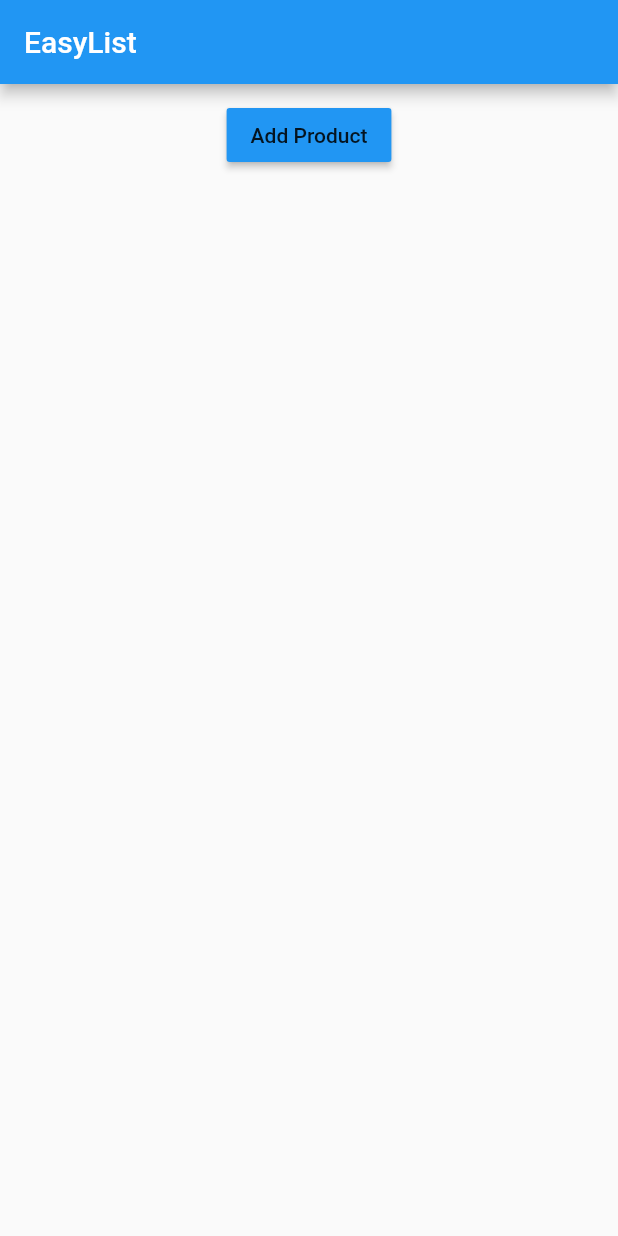
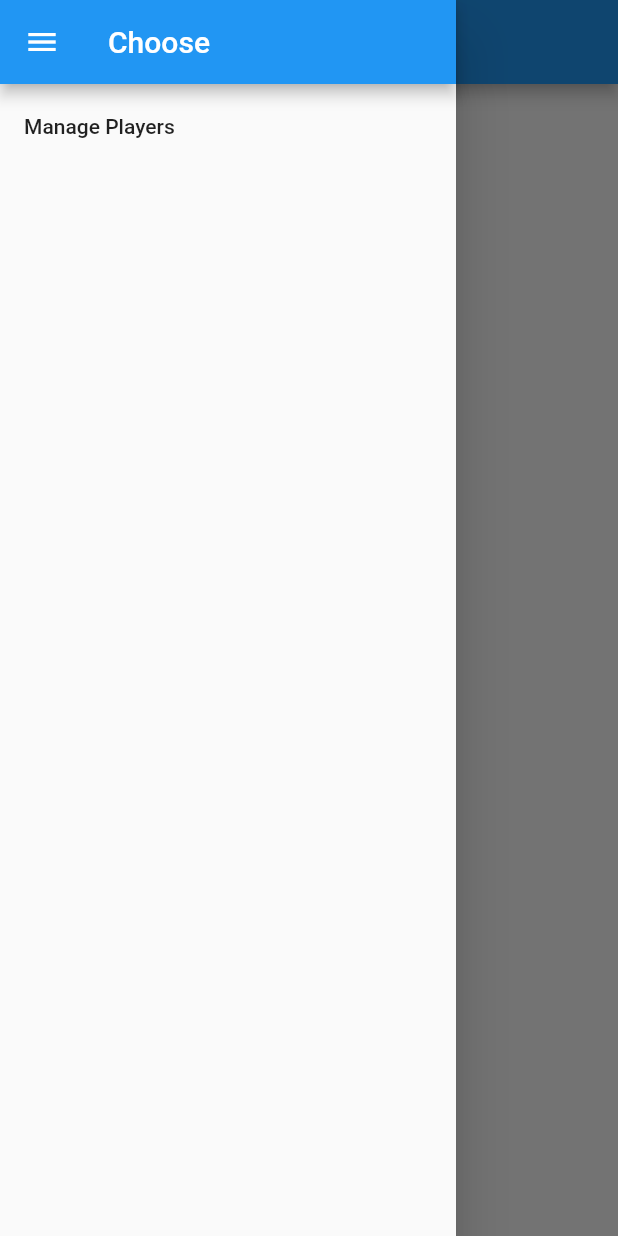
Before and after one commit to ollystephens1/flutter-course, a Flutter app: the screen it shows after launch, with the side drawer open (before the commit the screen has no drawer), on a phone screen of 412 x 824 dp. Run offline on Flutter 3.47's test engine with Material 2 defaults, Android fonts, the phone set to English and light mode, and no system bars.

Commit message:
feat: added pages, navigation, side-draw and tabs

```diff
--- a/lib/main.dart
+++ b/lib/main.dart
@@ -1,12 +1,61 @@
 import 'package:flutter/material.dart';
 
+import './pages/auth.dart';
+import './pages/players_admin.dart';
 import './pages/home.dart';
+import './pages/player.dart';
 
 void main() => runApp(MyApp());
 
-class MyApp extends StatelessWidget {
+class MyApp extends StatefulWidget {
+  @override
+  State<StatefulWidget> createState() {
+    return _MyAppState();
+  }
+}
+
+class _MyAppState extends State<MyApp> {
+  List<Map<String, String>> _players = [];
+
+  void _addPlayer(Map<String, String> player) {
+    setState(() {
+      _players.add(player);
+    });
+  }
+
+  void _deletePlayer(int index) {
+    setState(() {
+      _players.removeAt(index);
+    });
+  }
+
   @override
   Widget build(BuildContext context) {
-    return MaterialApp(home: HomePage());
+    return MaterialApp(
+      // home: AuthPage(),
+      routes: {
+        '/': (BuildContext context) =>
+            HomePage(_players, _addPlayer, _deletePlayer),
+        '/admin': (BuildContext context) => PlayersAdminPage(),
+      },
+      onGenerateRoute: (RouteSettings settings) {
+        final List<String> pathElements = settings.name.split('/');
+        if (pathElements[0] != '') {
+          return null;
+        }
+
+        if (pathElements[1] == 'player') {
+          final int index = int.parse(pathElements[2]);
+
+          return MaterialPageRoute<bool>(
+            builder: (BuildContext context) => PlayerPage(
+                  _players[index]['title'],
+                  _players[index]['imageUrl'],
+                ),
+          );
+        }
+        return null;
+      },
+    );
   }
 }
--- a/lib/pages/home.dart
+++ b/lib/pages/home.dart
@@ -3,13 +3,34 @@ import 'package:flutter/material.dart';
 import '../player_manager.dart';
 
 class HomePage extends StatelessWidget {
+  final List<Map<String, String>> players;
+  final Function addPlayer;
+  final Function deletePlayer;
+
+  HomePage(this.players, this.addPlayer, this.deletePlayer);
+
   @override
   Widget build(BuildContext context) {
     return Scaffold(
+      drawer: Drawer(
+        child: Column(
+          children: <Widget>[
+            AppBar(
+              title: Text('Choose'),
+            ),
+            ListTile(
+              title: Text('Manage Players'),
+              onTap: () {
+                Navigator.pushReplacementNamed(context, '/admin');
+              },
+            )
+          ],
+        ),
+      ),
       appBar: AppBar(
         title: Text('EasyList'),
       ),
-      body: PlayerManager(),
+      body: PlayerManager(players, addPlayer, deletePlayer),
     );
   }
 }
--- a/lib/player_manager.dart
+++ b/lib/player_manager.dart
@@ -3,49 +3,22 @@ import 'package:flutter/material.dart';
 import './players.dart';
 import './player_control.dart';
 
-class PlayerManager extends StatefulWidget {
-  final Map<String, String> startingPlayer;
+class PlayerManager extends StatelessWidget {
+  final List<Map<String, String>> players;
+  final Function addPlayer;
+  final Function deletePlayer;
 
-  PlayerManager({this.startingPlayer});
-
-  @override
-  State<StatefulWidget> createState() {
-    return _PlayerManagerState();
-  }
-}
-
-class _PlayerManagerState extends State<PlayerManager> {
-  List<Map<String, String>> _players = [];
-
-  @override
-  void initState() {
-    if (widget.startingPlayer != null) {
-      _players.add(widget.startingPlayer);
-    }
-    super.initState();
-  }
-
-  void _addPlayer(Map<String, String> player) {
-    setState(() {
-      _players.add(player);
-    });
-  }
-
-  void _deletePlayer(int index) {
-    setState(() {
-      _players.removeAt(index);
-    });
-  }
+  PlayerManager(this.players, this.addPlayer, this.deletePlayer);
 
   @override
   Widget build(BuildContext context) {
     return Column(children: [
       Container(
         margin: EdgeInsets.all(10.0),
-        child: PlayerControl(_addPlayer),
+        child: PlayerControl(addPlayer),
       ),
       Expanded(
-        child: Players(_players, deletePlayer: _deletePlayer),
+        child: Players(players, deletePlayer: deletePlayer),
       ),
     ]);
   }
```
Also changed, not shown: lib/pages/auth.dart (added, +19 -0 lines), lib/pages/player_create.dart (added, +8 -0 lines), lib/pages/player_list.dart (added, +8 -0 lines), lib/pages/players_admin.dart (added, +51 -0 lines), lib/players.dart (+4 -11 lines).
